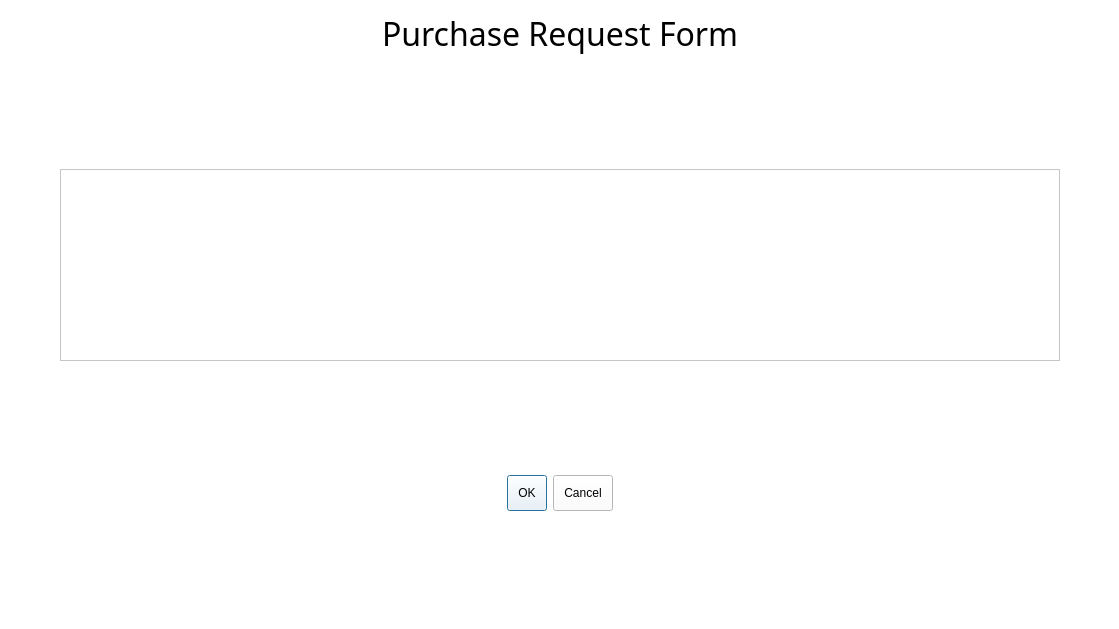
Before: the Qt Designer form requestitem.ui in arc-bphc/sims-gui, drawn with Qt 5.
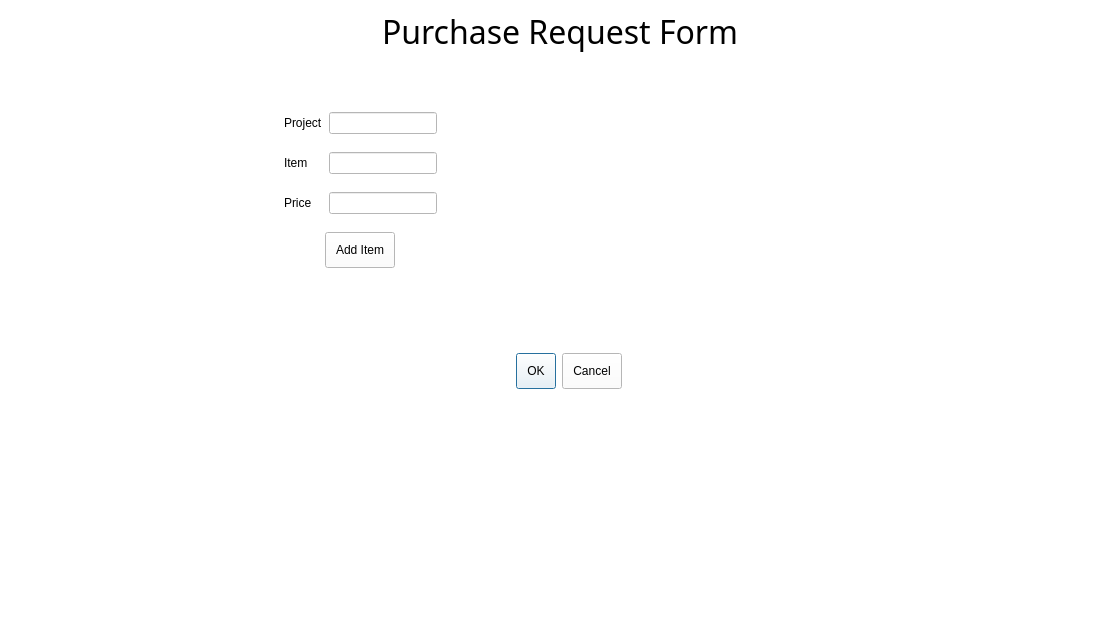
After: the same form once the commit is applied.

```diff
--- a/requestitem.ui
+++ b/requestitem.ui
@@ -18,11 +18,90 @@
 QWidget {background-color: rgb(255, 255, 255)}
 </string>
   </property>
+  <widget class="QWidget" name="layoutWidget">
+   <property name="geometry">
+    <rect>
+     <x>170</x>
+     <y>100</y>
+     <width>381</width>
+     <height>180</height>
+    </rect>
+   </property>
   <layout class="QGridLayout" name="gridLayout_2">
+    <item row="2" column="2">
+     <widget class="QLineEdit" name="price"/>
+    </item>
+    <item row="0" column="2">
+     <widget class="QLineEdit" name="project"/>
+    </item>
+    <item row="2" column="1">
+     <widget class="QLabel" name="label_7">
+      <property name="text">
+       <string>Price</string>
+      </property>
+     </widget>
+    </item>
+    <item row="1" column="2">
+     <widget class="QLineEdit" name="item"/>
+    </item>
    <item row="0" column="1">
-    <layout class="QGridLayout" name="gridLayout">
-     <item row="0" column="1" alignment="Qt::AlignHCenter|Qt::AlignTop">
+     <widget class="QLabel" name="label_5">
+      <property name="text">
+       <string>Project</string>
+      </property>
+     </widget>
+    </item>
+    <item row="1" column="1">
+     <widget class="QLabel" name="label_6">
+      <property name="text">
+       <string>Item</string>
+      </property>
+     </widget>
+    </item>
+    <item row="2" column="0">
+     <spacer name="horizontalSpacer">
+      <property name="orientation">
+       <enum>Qt::Horizontal</enum>
+      </property>
+      <property name="sizeHint" stdset="0">
+       <size>
+        <width>40</width>
+        <height>20</height>
+       </size>
+      </property>
+     </spacer>
+    </item>
+    <item row="2" column="3">
+     <spacer name="horizontalSpacer_2">
+      <property name="orientation">
+       <enum>Qt::Horizontal</enum>
+      </property>
+      <property name="sizeHint" stdset="0">
+       <size>
+        <width>40</width>
+        <height>20</height>
+       </size>
+      </property>
+     </spacer>
+    </item>
+    <item row="3" column="0" colspan="4" alignment="Qt::AlignHCenter">
+     <widget class="QPushButton" name="pushButton">
+      <property name="text">
+       <string>Add Item</string>
+      </property>
+     </widget>
+    </item>
+   </layout>
+  </widget>
       <widget class="QLabel" name="label">
+   <property name="geometry">
+    <rect>
+     <x>382</x>
+     <y>10</y>
+     <width>357</width>
+     <height>43</height>
+    </rect>
+   </property>
        <property name="sizePolicy">
         <sizepolicy hsizetype="Preferred" vsizetype="Fixed">
          <horstretch>0</horstretch>
@@ -45,92 +124,21 @@
         <string>Purchase Request Form</string>
        </property>
       </widget>
-     </item>
-     <item row="1" column="1">
-      <spacer name="verticalSpacer_3">
-       <property name="orientation">
-        <enum>Qt::Vertical</enum>
-       </property>
-       <property name="sizeHint" stdset="0">
-        <size>
-         <width>20</width>
-         <height>40</height>
-        </size>
-       </property>
-      </spacer>
-     </item>
-     <item row="5" column="1">
-      <spacer name="verticalSpacer">
-       <property name="orientation">
-        <enum>Qt::Vertical</enum>
-       </property>
-       <property name="sizeHint" stdset="0">
-        <size>
-         <width>20</width>
-         <height>40</height>
-        </size>
-       </property>
-      </spacer>
-     </item>
-     <item row="4" column="1" alignment="Qt::AlignHCenter|Qt::AlignTop">
       <widget class="QDialogButtonBox" name="buttonBox">
+   <property name="geometry">
+    <rect>
+     <x>499</x>
+     <y>349</y>
+     <width>123</width>
+     <height>44</height>
+    </rect>
+   </property>
        <property name="standardButtons">
         <set>QDialogButtonBox::Cancel|QDialogButtonBox::Ok</set>
        </property>
       </widget>
-     </item>
-     <item row="3" column="1">
-      <spacer name="verticalSpacer_2">
-       <property name="orientation">
-        <enum>Qt::Vertical</enum>
-       </property>
-       <property name="sizeHint" stdset="0">
-        <size>
-         <width>20</width>
-         <height>40</height>
-        </size>
-       </property>
-      </spacer>
-     </item>
-     <item row="2" column="0" colspan="3">
-      <widget class="QTextEdit" name="textEdit">
-       <property name="minimumSize">
-        <size>
-         <width>1000</width>
-         <height>0</height>
-        </size>
-       </property>
-      </widget>
-     </item>
-    </layout>
-   </item>
-   <item row="0" column="0">
-    <spacer name="horizontalSpacer">
-     <property name="orientation">
-      <enum>Qt::Horizontal</enum>
-     </property>
-     <property name="sizeHint" stdset="0">
-      <size>
-       <width>40</width>
-       <height>20</height>
-      </size>
-     </property>
-    </spacer>
-   </item>
-   <item row="0" column="2">
-    <spacer name="horizontalSpacer_2">
-     <property name="orientation">
-      <enum>Qt::Horizontal</enum>
-     </property>
-     <property name="sizeHint" stdset="0">
-      <size>
-       <width>40</width>
-       <height>20</height>
-      </size>
-     </property>
-    </spacer>
-   </item>
-  </layout>
+  <zorder>layoutWidget</zorder>
+  <zorder>horizontalSpacer_2</zorder>
  </widget>
  <resources/>
  <connections/>
```
Lines whose indentation alone changed are shown as unchanged.
